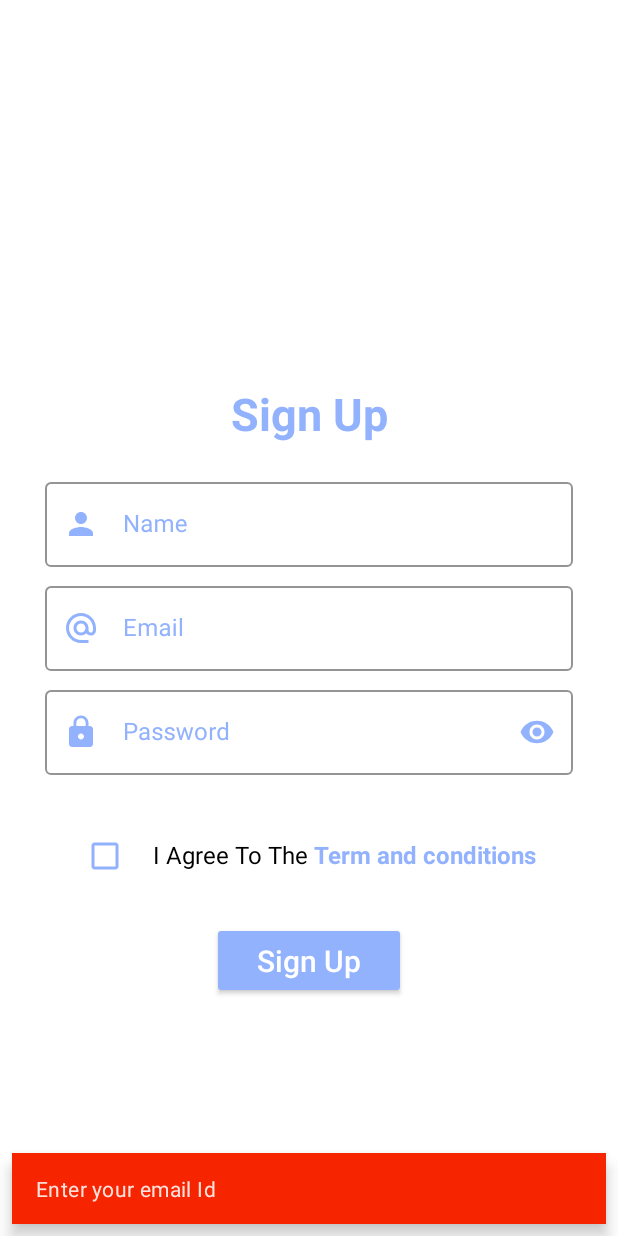
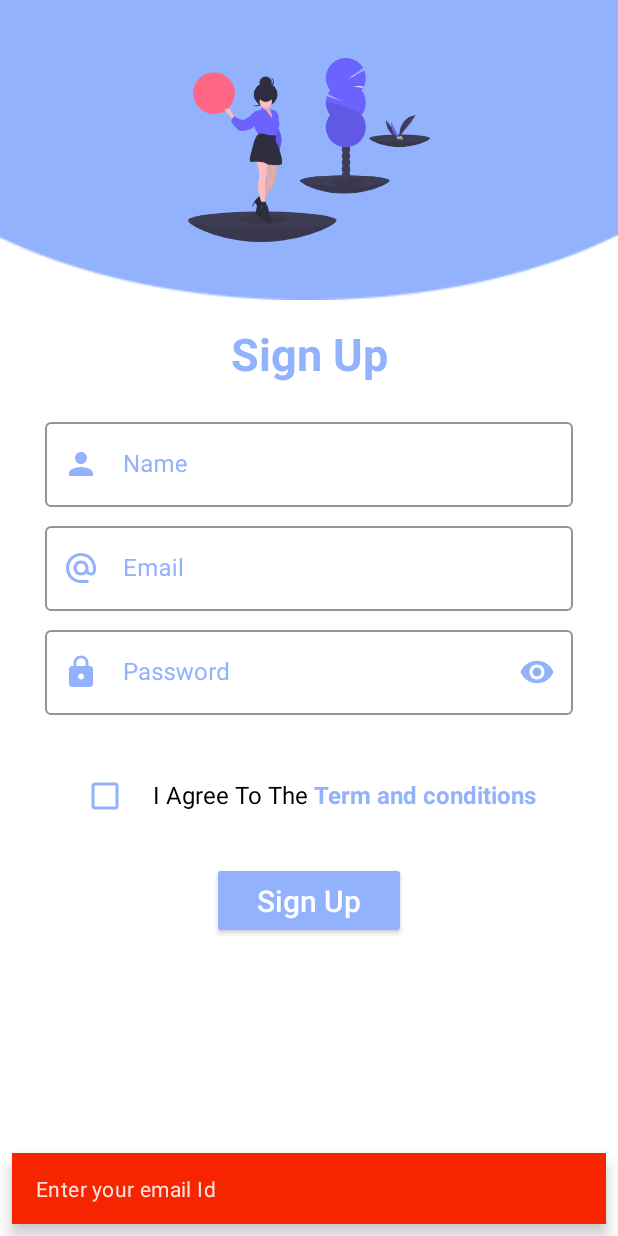
Before and after one commit to PratyushSingh07/cyclofit, an Android app: the screen it shows after launch (AuthenticationActivity), after a tap on "Sign Up", on a phone screen of 412 x 824 dp. Run offline under Robolectric (Android 15) with nearby library versions, the phone set to English and light mode, and no system bars; our stand-ins replace Firebase (no records; nobody signed in at launch, a user with empty details on screens opened directly); 3 other taps on this screen came first.

Commit message:
splash screen

```diff
--- a/app/src/main/java/com/example/cyclofit/ui/activities/SplashScreen.kt
+++ b/app/src/main/java/com/example/cyclofit/ui/activities/SplashScreen.kt
@@ -2,11 +2,13 @@ package com.example.cyclofit.ui.activities
 
 import android.annotation.SuppressLint
 import android.content.Intent
+import android.graphics.drawable.AnimationDrawable
 import androidx.appcompat.app.AppCompatActivity
 import android.os.Bundle
 import android.os.Handler
 import android.os.Looper
 import android.view.WindowManager
+import android.widget.LinearLayout
 import com.example.cyclofit.R
 import com.google.firebase.auth.FirebaseAuth
 
@@ -22,6 +24,12 @@ class SplashScreen : AppCompatActivity() {
             WindowManager.LayoutParams.FLAG_LAYOUT_NO_LIMITS,
             WindowManager.LayoutParams.FLAG_LAYOUT_NO_LIMITS
         )
+
+        val linear = findViewById<LinearLayout>(R.id.background_splash_screen)
+        val animationDrawable = linear.background as AnimationDrawable
+        animationDrawable.setEnterFadeDuration(2000)
+        animationDrawable.setExitFadeDuration(2000)
+        animationDrawable.start()
 
         if(FirebaseAuth.getInstance().currentUser == null){
             Handler(Looper.getMainLooper()).postDelayed({
--- a/app/src/main/java/com/example/cyclofit/ui/fragment/HealthFragment.kt
+++ b/app/src/main/java/com/example/cyclofit/ui/fragment/HealthFragment.kt
@@ -62,8 +62,7 @@ import java.util.concurrent.TimeUnit
             level = HttpLoggingInterceptor.Level.BODY
         })
 
-        val retrofit =
-            Retrofit.Builder().baseUrl("https://api.thingspeak.com/channels/1951371/fields/")
+        val retrofit = Retrofit.Builder().baseUrl("https://api.thingspeak.com/channels/1951371/fields/")
                 .addConverterFactory(GsonConverterFactory.create())
                 .client(httpClient.build())
                 .build()
--- a/app/src/main/res/layout/fragment_sign_up.xml
+++ b/app/src/main/res/layout/fragment_sign_up.xml
@@ -4,7 +4,9 @@
     android:layout_width="match_parent"
     android:layout_height="match_parent"
     xmlns:app="http://schemas.android.com/apk/res-auto"
-    tools:context=".ui.fragment.SignUpFragment">
+    tools:context=".ui.fragment.SignUpFragment"
+    android:background="@color/white"
+    >
 
     <ScrollView
         android:layout_width="match_parent"
@@ -21,11 +23,24 @@
             android:orientation="vertical"
             android:gravity="center">
 
-            <ImageView
-                android:id="@+id/imageView2"
-                android:layout_marginTop="40sp"
-                android:layout_width="200sp"
-                android:layout_height="200sp" />
+            <LinearLayout
+                android:id="@+id/ll"
+                android:layout_width="match_parent"
+                android:layout_height="200dp"
+                android:orientation="vertical"
+                android:background="@drawable/background_img"
+                android:gravity="center">
+
+                <ImageView
+                    android:id="@+id/imageView2"
+                    android:layout_width="200sp"
+                    android:layout_height="200sp"
+                    android:src="@drawable/signup_image"
+                    />
+
+            </LinearLayout>
+
+
 
             <TextView
                 android:id="@+id/textView4"
```
Also changed, not shown: app/src/main/res/drawable-v24/gradient_1.xml (added, +7 -0 lines), app/src/main/res/drawable-v24/gradient_2.xml (added, +7 -0 lines), app/src/main/res/drawable-v24/splash_screen_background.xml (added, +9 -0 lines), app/src/main/res/layout/activity_splash_screen.xml (+13 -9 lines), app/src/main/res/layout/fragment_forget_password.xml (+16 -5 lines), app/src/main/res/layout/fragment_sign_in.xml (+19 -9 lines), app/src/main/res/drawable-v24/app_icon.png (added), app/src/main/res/drawable-v24/signin_image.png (added), app/src/main/res/drawable-v24/signup_image.png (added).
